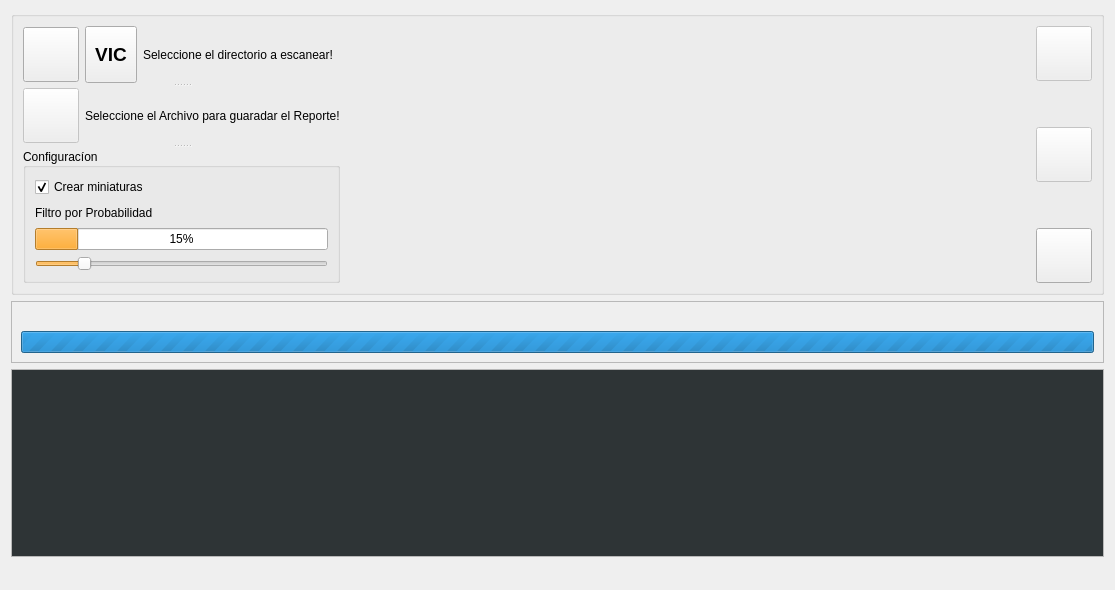
Qt form src/ui/scann_ui/ui_nsfw_scann.ui (sclMAX/NsfwScannAndExplorer) before a commit.
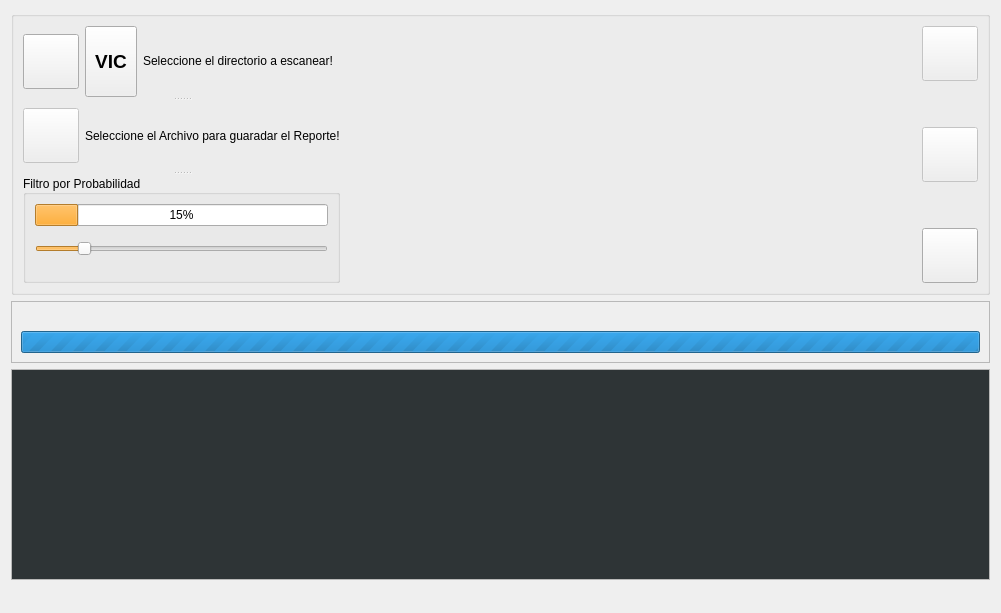
The same form after that commit. Icons and pictures are not drawn.

The edit to the form file:
```diff
--- a/src/ui/scann_ui/ui_nsfw_scann.ui
+++ b/src/ui/scann_ui/ui_nsfw_scann.ui
@@ -9,8 +9,8 @@
    <rect>
     <x>0</x>
     <y>0</y>
-    <width>1115</width>
-    <height>590</height>
+    <width>1001</width>
+    <height>613</height>
    </rect>
   </property>
   <property name="sizePolicy">
@@ -232,8 +232,14 @@
            <height>0</height>
           </size>
          </property>
+         <property name="maximumSize">
+          <size>
+           <width>16777215</width>
+           <height>16777215</height>
+          </size>
+         </property>
          <property name="title">
-          <string>Configuracíon</string>
+          <string>Filtro por Probabilidad</string>
          </property>
          <property name="alignment">
           <set>Qt::AlignLeading|Qt::AlignLeft|Qt::AlignVCenter</set>
@@ -242,27 +248,7 @@
           <property name="sizeConstraint">
            <enum>QLayout::SetDefaultConstraint</enum>
           </property>
-          <item>
-           <widget class="QCheckBox" name="chkMiniaturas">
-            <property name="toolTip">
-             <string>&lt;html&gt;&lt;head/&gt;&lt;body&gt;&lt;p&gt;Si esta Activado crea miniaturas durante elproceso de escaneo.&lt;/p&gt;&lt;/body&gt;&lt;/html&gt;</string>
-            </property>
-            <property name="text">
-             <string>Crear miniaturas</string>
-            </property>
-            <property name="checked">
-             <bool>true</bool>
-            </property>
-           </widget>
-          </item>
-          <item>
-           <widget class="QLabel" name="label">
-            <property name="text">
-             <string>Filtro por Probabilidad </string>
-            </property>
-           </widget>
-          </item>
-          <item>
+          <item alignment="Qt::AlignTop">
            <widget class="QProgressBar" name="progressBarScore">
             <property name="palette">
              <palette>
@@ -306,7 +292,7 @@
             </property>
            </widget>
           </item>
-          <item>
+          <item alignment="Qt::AlignTop">
            <widget class="QSlider" name="selScore">
             <property name="palette">
              <palette>
```
